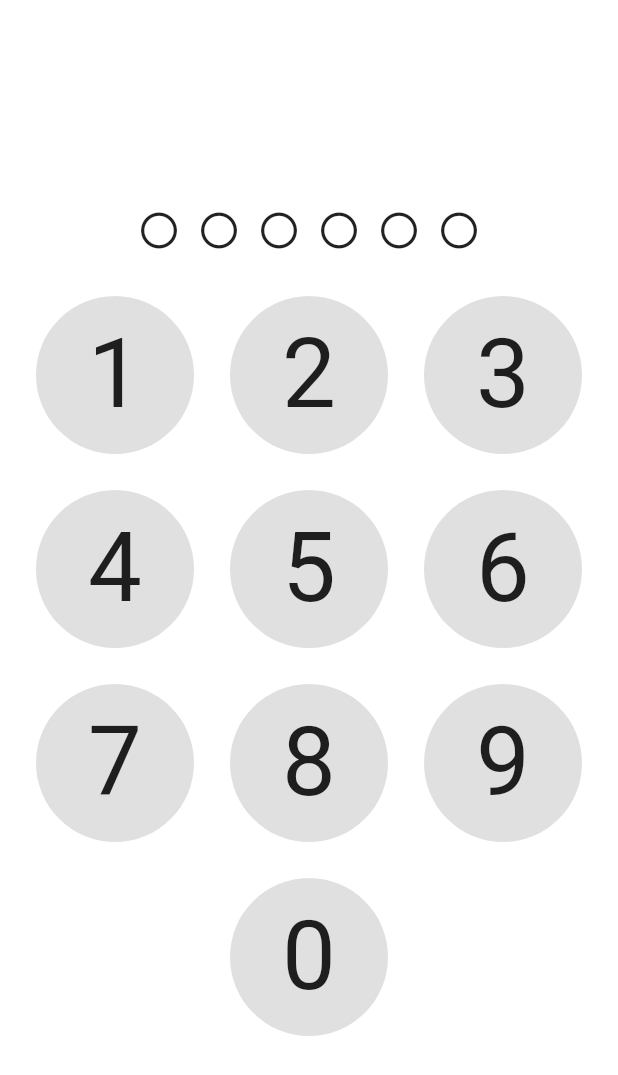
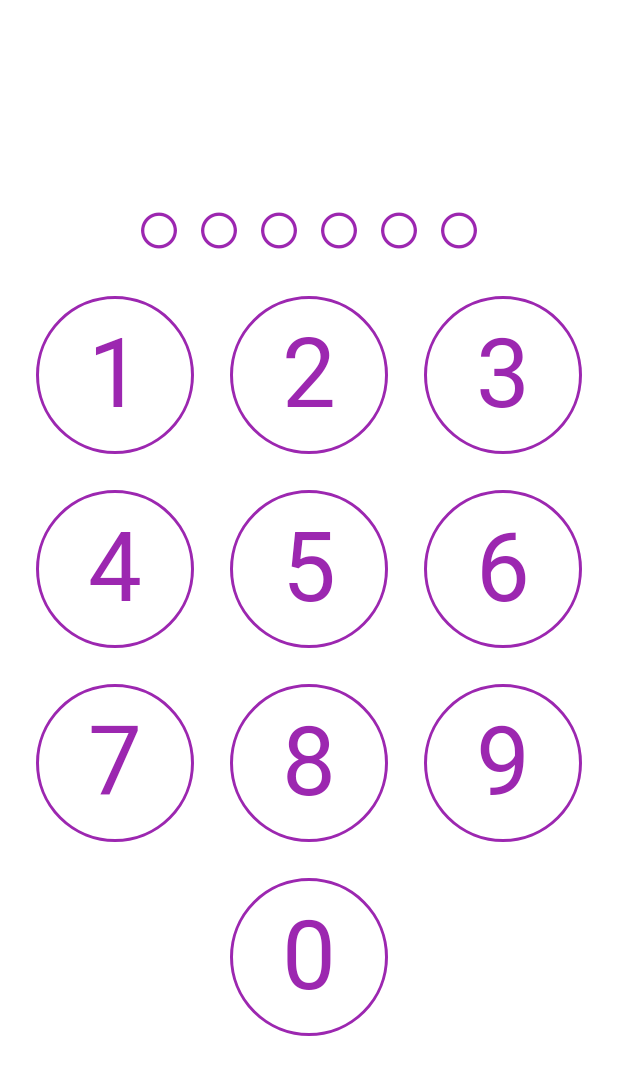
Before and after one commit to NNNXT/Challenge-For-Robinhood, a Flutter app: the screen it shows after launch, on a phone screen of 412 x 824 dp. Shown: the top 1075 px of the screen. Run offline on Flutter 3.47's test engine with Material 2 defaults, Android fonts, the phone set to English and light mode, and no system bars; our stand-ins replace dio, easy_localization, flutter_secure_storage, flutter_slidable, fluttertoast, focus_detector and 2 more.

```diff
--- a/lib/app.dart
+++ b/lib/app.dart
@@ -3,11 +3,13 @@ import 'package:flutter/material.dart';
 
 // External Modules
 import 'package:provider/provider.dart';
+import 'package:provider/single_child_widget.dart';
 
 // Internal Modules
 import 'package:challenge_for_robinhood/navigator_route.dart';
 
 // Provider Modules
+import 'package:challenge_for_robinhood/network/repository/task.dart';
 import 'package:challenge_for_robinhood/src/provider/main_navigation_provider.dart';
 import 'package:challenge_for_robinhood/src/provider/todo_provider.dart';
 
@@ -15,8 +17,13 @@ class MyApp extends StatelessWidget {
   const MyApp({super.key});
 
   @override
-  Widget build(BuildContext context) => MultiProvider(
+  Widget build(BuildContext context) {
+    List<SingleChildWidget> repositories = [
+      Provider.value(value: TaskRepository()),
+    ];
+    return MultiProvider(
       providers: [
+        ...repositories,
         ChangeNotifierProvider<MainNavigationProvider>(
           create: (_) => MainNavigationProvider(),
         ),
@@ -27,3 +34,4 @@ class MyApp extends StatelessWidget {
       child: materialApp(context),
     );
   }
+}
--- a/lib/model/todo/task.dart
+++ b/lib/model/task/task.dart
@@ -59,13 +59,13 @@ extension BannerTypeConverter on TaskType {
   String get toRawValue {
     switch (this) {
       case TaskType.todo:
-        return _kTypeToDo;
+        return _kTypeToDo.toUpperCase();
 
       case TaskType.doing:
-        return _kTypeDoing;
+        return _kTypeDoing.toUpperCase();
 
       case TaskType.done:
-        return _kTypeDone;
+        return _kTypeDone.toUpperCase();
     }
   }
 }
--- a/lib/model/todo/task_list.dart
+++ b/lib/model/task/task_list.dart
@@ -2,7 +2,7 @@
 import 'package:json_annotation/json_annotation.dart';
 
 // Internal Modules
-import 'package:challenge_for_robinhood/model/todo/task.dart';
+import 'package:challenge_for_robinhood/model/task/task.dart';
 
 part 'task_list.g.dart';
 
--- a/lib/model/todo/todo_list_response.dart
+++ b/lib/model/task/task_list_response.dart
@@ -1,5 +1,5 @@
 // Internal Modules
-import 'package:challenge_for_robinhood/model/todo/task_list.dart';
+import 'package:challenge_for_robinhood/model/task/task_list.dart';
 
 class TaskListResponse {
   final TaskList? result;
--- a/lib/navigator_route.dart
+++ b/lib/navigator_route.dart
@@ -65,7 +65,10 @@ var _router = GoRouter(
 MaterialApp materialApp(BuildContext context) => MaterialApp.router(
       title: 'Challange',
       routerConfig: _router,
-      theme: ThemeData(scaffoldBackgroundColor: Colors.white),
+      theme: ThemeData(
+        scaffoldBackgroundColor: Colors.white,
+        primarySwatch: Colors.purple,
+      ),
       localizationsDelegates: context.localizationDelegates,
       supportedLocales: context.supportedLocales,
       locale: context.locale,
--- a/lib/src/features/lock_screen/screen.dart
+++ b/lib/src/features/lock_screen/screen.dart
@@ -34,8 +34,10 @@ class LockScreen extends StatelessWidget {
                       6,
                       (index) => Padding(
                         padding: const EdgeInsets.all(8.0),
-                        child:
-                            Icon(index >= model.passcodeLength ? FontAwesomeIcons.circle : FontAwesomeIcons.circleDot),
+                        child: Icon(
+                          index >= model.passcodeLength ? FontAwesomeIcons.circle : FontAwesomeIcons.circleDot,
+                          color: Colors.purple,
+                        ),
                       ),
                     ),
                   ),
@@ -95,15 +97,15 @@ class LockScreen extends StatelessWidget {
                 context.pop();
               }
             } else {
-              context.showToast(msg: 'password_not_match'.tr());
+              context.showToast(msg: 'auth.password_not_match'.tr());
             }
           }
         },
         child: Container(
           decoration: BoxDecoration(
-            color: Colors.grey[300],
+            border: Border.all(color: Colors.purple, width: 2),
             borderRadius: const BorderRadius.all(
-              Radius.circular(100),
+              Radius.circular(128),
             ),
           ),
           width: widthWithoutPadding,
@@ -111,7 +113,10 @@ class LockScreen extends StatelessWidget {
           child: Center(
             child: Text(
               value,
-              style: const TextStyle(fontSize: 64),
+              style: const TextStyle(
+                fontSize: 64,
+                color: Colors.purple,
+              ),
             ),
           ),
         ),
--- a/lib/src/features/lock_screen/viewmodel.dart
+++ b/lib/src/features/lock_screen/viewmodel.dart
@@ -12,8 +12,10 @@ class LockScreenViewmodel extends ChangeNotifier {
   String _passcode = '';
 
   String get passcode => _passcode;
+
   bool get firstTime => _mainNavigationProvider.firstTime;
   bool get showRemoveButton => _passcode.isNotEmpty;
+
   int get passcodeLength => _passcode.length;
 
   Future<bool?> updatePasscode({required String value}) async {
--- a/pubspec.yaml
+++ b/pubspec.yaml
@@ -15,6 +15,7 @@ dependencies:
   dio: 5.3.2
   easy_localization: 3.0.2
   flutter_secure_storage: 8.0.0
+  flutter_slidable: 3.0.0
   fluttertoast: 8.2.2
   focus_detector: 2.0.1
   font_awesome_flutter: 10.5.0
```
Also changed, not shown: lib/base/base_extension.dart (+15 -0 lines), lib/network/repository/task.dart (+6 -6 lines), lib/src/features/task/screen.dart (+41 -9 lines), lib/src/features/task/type/screen.dart (added, +104 -0 lines), lib/src/features/task/type/viewmodel.dart (added, +50 -0 lines), lib/src/features/task/viewmodel.dart (+14 -3 lines), res/language/en.json (+9 -1 lines), lib/model/task/task.g.dart (renamed from lib/model/todo/task.g.dart), lib/model/task/task_list.g.dart (renamed from lib/model/todo/task_list.g.dart), pubspec.lock. Lines whose indentation alone changed are shown as unchanged.
